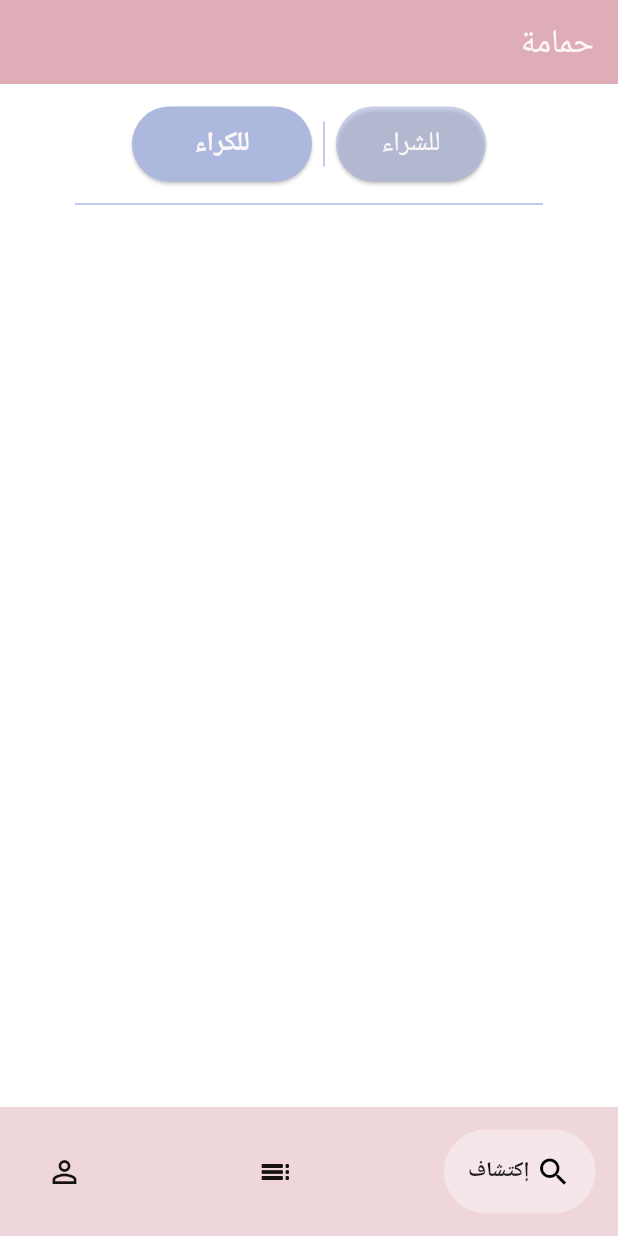
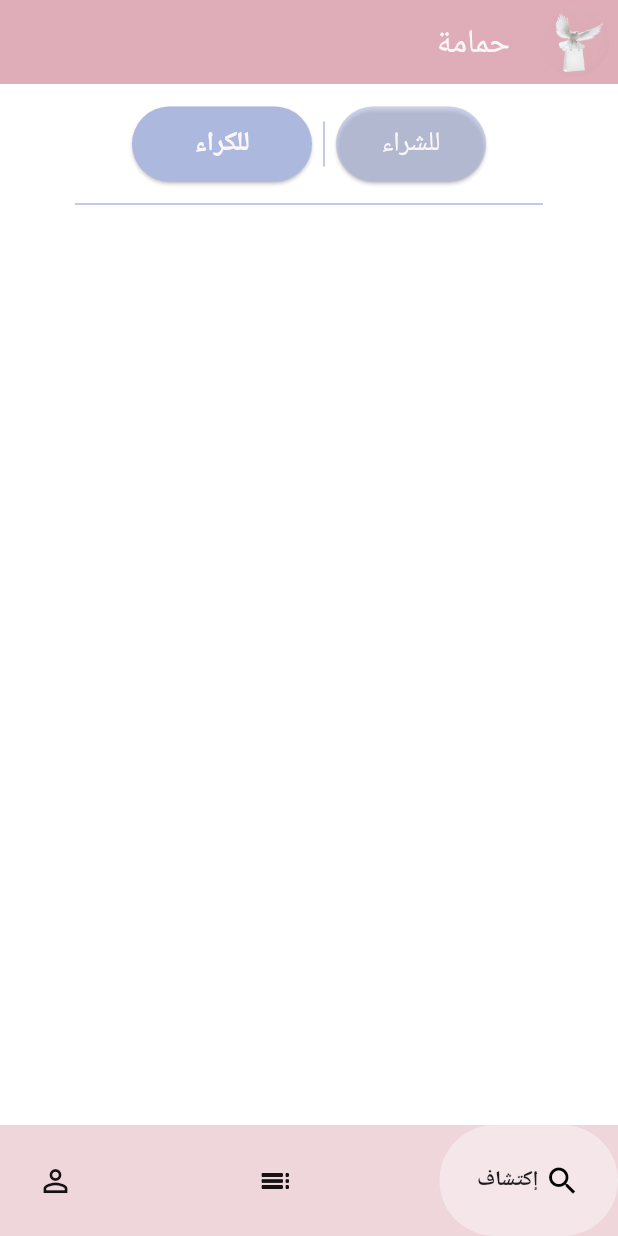
Before and after one commit to RBHDEV/hmama, a Flutter app: the screen it shows after launch, after a tap on "للكراء", on a phone screen of 412 x 824 dp. Run offline on Flutter 3.47's test engine with Material 3 defaults, Android fonts, the light colour scheme and no system bars; drawn by our look-alikes of google_nav_bar; missing offline and left inert: arabic_font.

Commit message:
5th commit

```diff
--- a/lib/Home.dart
+++ b/lib/Home.dart
@@ -4,6 +4,7 @@ import 'package:google_nav_bar/google_nav_bar.dart';
 import 'package:hmama/daPages/daHome.dart';
 import 'package:hmama/daPages/daList.dart';
 import 'package:hmama/daPages/daSettings.dart';
+import 'package:arabic_font/arabic_font.dart';
 
 class Home extends StatefulWidget {
   const Home({super.key});
@@ -14,22 +15,35 @@ class Home extends StatefulWidget {
 
 class _HomeState extends State<Home> {
   int tab = 0;
-  PageController Pagetab = PageController(initialPage: 0);
+
+  final List<Widget> _pages = [
+    daHome(),
+    daList(),
+    daSettings(),
+  ];
 
   @override
   Widget build(BuildContext context) {
     return Scaffold(
-      body: PageView(
-        controller: Pagetab,
-        scrollBehavior: MaterialScrollBehavior(),
-        children: [daHome(), daList(), daSettings()],
+      appBar: AppBar(
+        leading: Image.asset(
+          'Image/AppIco.png',
+        ),
+        title: Text('حمامة'),
+        titleTextStyle: ArabicTextStyle(
+            arabicFont: ArabicFont.elMessiri,
+            fontSize: 25,
+            fontWeight: FontWeight.w400),
+        foregroundColor: daBright,
+        backgroundColor: daPrimary,
+      ),
+      body: IndexedStack(
+        index: tab,
+        children: _pages,
       ),
       bottomNavigationBar: Container(
         color: daBetween,
-        child: Padding(
-          padding: const EdgeInsets.symmetric(horizontal: 15, vertical: 15),
         child: GNav(
-              padding: EdgeInsets.all(16),
             tabBackgroundColor: daBright.withOpacity(0.5),
             color: daDark,
             backgroundColor: daBetween,
@@ -42,20 +56,19 @@ class _HomeState extends State<Home> {
             },
             tabs: [
               GButton(
-                  icon: Icons.search_outlined,
+                icon: (tab == 0) ? Icons.search : Icons.search_outlined,
                 text: 'إكتشاف',
               ),
               GButton(
-                  icon: Icons.list_outlined,
+                icon: (tab == 1) ? Icons.list : Icons.list_outlined,
                 text: 'تصنيفات',
               ),
               GButton(
-                  icon: Icons.person_outline,
+                icon: (tab == 2) ? Icons.person : Icons.person_outline,
                 text: 'الحساب',
               ),
             ]),
       ),
-      ),
     );
   }
 }
--- a/lib/daPages/daHome.dart
+++ b/lib/daPages/daHome.dart
@@ -18,11 +18,6 @@ class _HomeState extends State<daHome> {
   Widget build(BuildContext context) {
     return Scaffold(
       backgroundColor: Colors.white,
-      appBar: AppBar(
-        title: Text('حمامة'),
-        foregroundColor: daBright,
-        backgroundColor: daPrimary,
-      ),
       body: Column(
         mainAxisAlignment: MainAxisAlignment.start,
         children: [
--- a/lib/daPages/daList.dart
+++ b/lib/daPages/daList.dart
@@ -1,5 +1,6 @@
 import 'package:flutter/material.dart';
-import 'package:hmama/daColors.dart';
+import 'package:arabic_font/arabic_font.dart'; // Assuming this package exists as you have used.
+import 'package:hmama/daColors.dart'; // Assuming these color definitions are correct.
 
 class daList extends StatefulWidget {
   const daList({super.key});
@@ -12,7 +13,33 @@ class _daListState extends State<daList> {
   @override
   Widget build(BuildContext context) {
     return Scaffold(
-      backgroundColor: dawhite,
+      backgroundColor: dawhite, // Ensure this color is defined in daColors.dart
+      body: SingleChildScrollView(
+        padding: const EdgeInsets.all(15.0),
+        child: Column(
+          crossAxisAlignment: CrossAxisAlignment.start,
+          children: [
+            Padding(
+              padding: const EdgeInsets.only(right: 10, top: 10),
+              child: Text(
+                '• تصنيفات الشراء',
+                textAlign: TextAlign.right,
+                style: ArabicTextStyle(
+                  arabicFont: ArabicFont
+                      .dubai, // Assuming this class and constructor exists
+                  fontSize: 25,
+                ),
+              ),
+            ),
+            Divider(
+              color: daThird, // Ensure this color is defined in daColors.dart
+              thickness: 1,
+              indent: 15,
+              endIndent: 180,
+            ),
+          ],
+        ),
+      ),
     );
   }
 }
--- a/lib/main.dart
+++ b/lib/main.dart
@@ -1,6 +1,7 @@
 import 'package:flutter/material.dart';
 import 'package:hmama/Home.dart';
 import 'package:flutter_localizations/flutter_localizations.dart';
+import 'package:hmama/daPages/daList.dart';
 
 void main() {
   runApp(const hmama());
--- a/pubspec.yaml
+++ b/pubspec.yaml
@@ -29,6 +29,7 @@ environment:
 # versions available, run `flutter pub outdated`.
 dependencies:
   animation_wrappers: ^3.0.0
+  arabic_font: ^0.0.9
   botton_nav_bar: ^1.0.2
   cupertino_icons: ^1.0.6
   flutter:
```
Also changed, not shown: lib/ListPages/ListsofBuy.dart (added, +35 -0 lines), pubspec.lock. Lines whose indentation alone changed are shown as unchanged.
